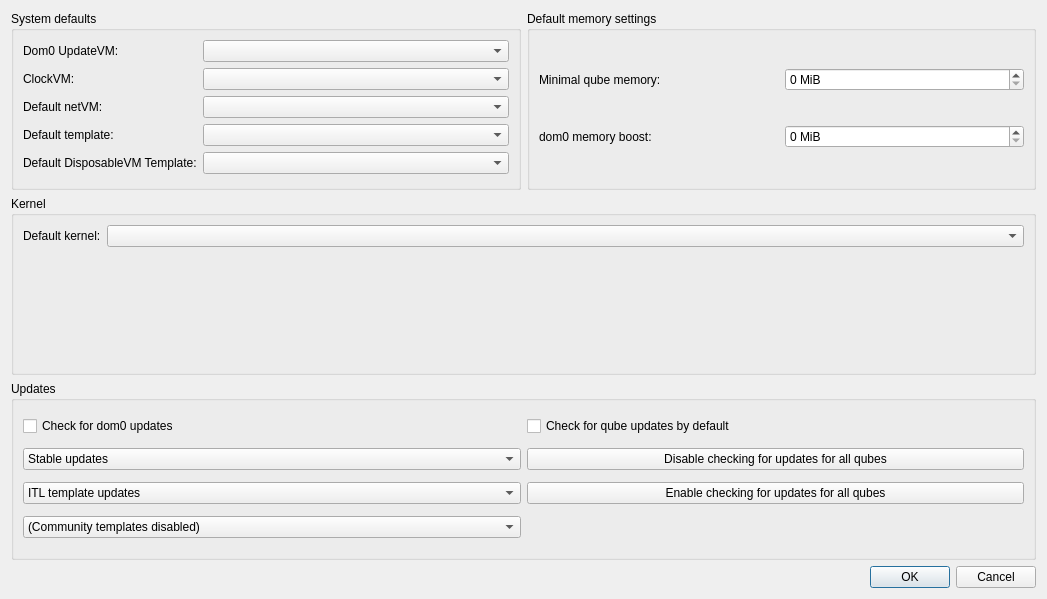
First picture: the form in ui/globalsettingsdlg.ui, repository QubesOS/qubes-manager, before the edit.
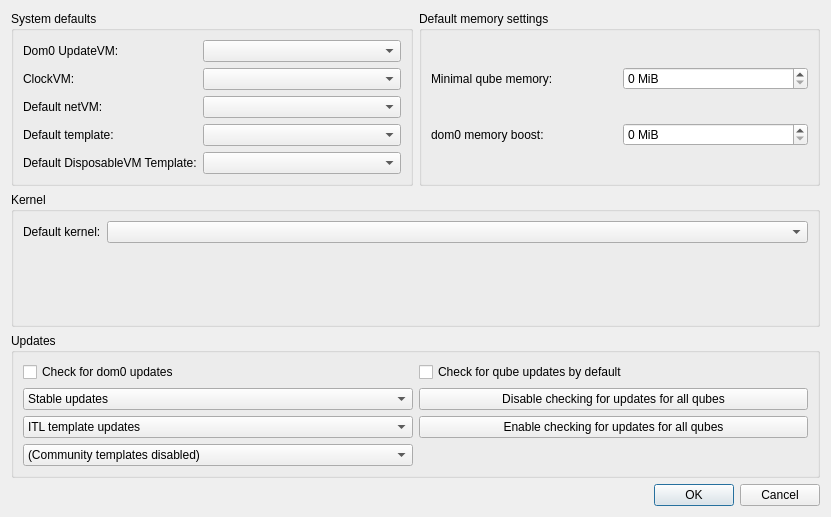
Second picture: the form after the edit.

Commit message:
Resized Global Settings
They got a bit out of hand with their size.

```diff
--- a/ui/globalsettingsdlg.ui
+++ b/ui/globalsettingsdlg.ui
@@ -6,8 +6,8 @@
    <rect>
     <x>0</x>
     <y>0</y>
-    <width>1047</width>
-    <height>599</height>
+    <width>831</width>
+    <height>517</height>
    </rect>
   </property>
   <property name="windowTitle">
```
